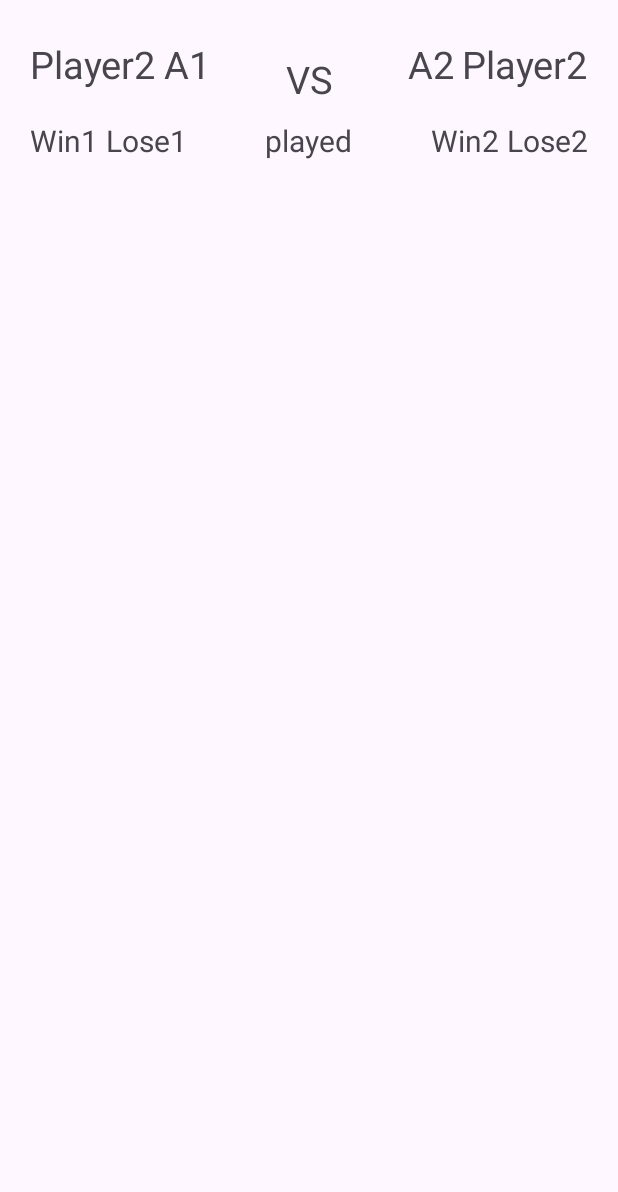
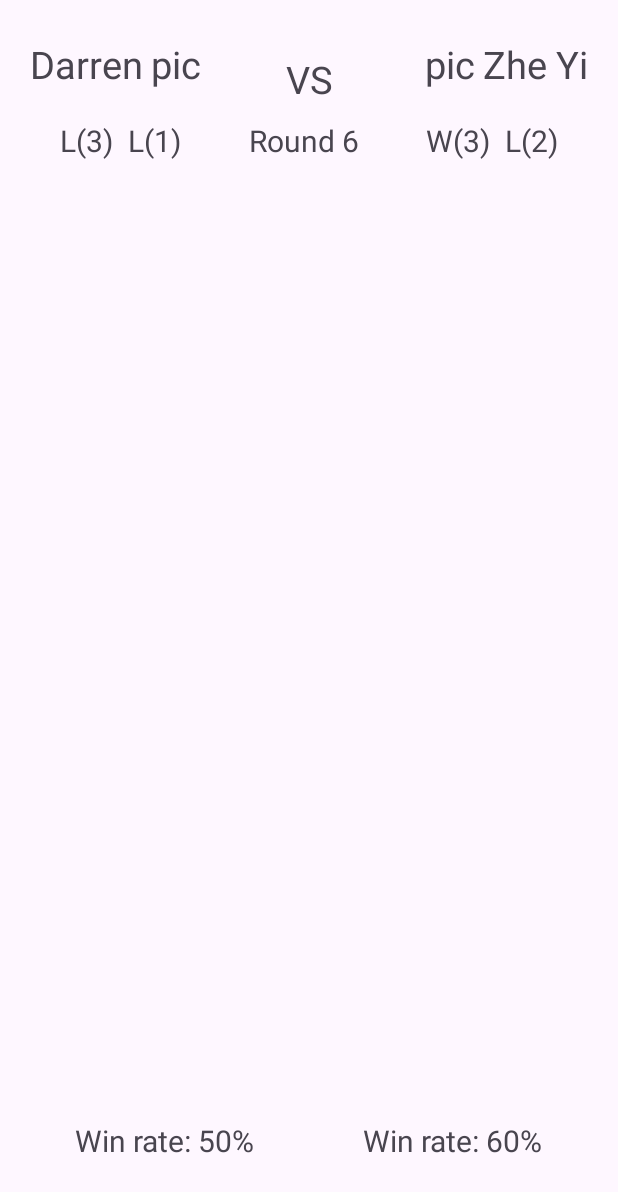
Before and after one commit to darren2581/Mad_Assignment_1, an Android app: the screen it shows after launch (MainActivity), on a phone screen of 412 x 824 dp. Shown: the top 1192 px of the screen. Run offline under Robolectric (Android 15) with nearby library versions, the phone set to English and light mode, and no system bars.

```diff
--- a/app/src/main/java/com/example/madassignment1/Statistics.kt
+++ b/app/src/main/java/com/example/madassignment1/Statistics.kt
@@ -6,6 +6,7 @@ import androidx.fragment.app.Fragment
 import android.view.LayoutInflater
 import android.view.View
 import android.view.ViewGroup
+import android.widget.TextView
 
 class Statistics : Fragment() {
 
@@ -14,6 +15,17 @@ class Statistics : Fragment() {
     }
 
     private val viewModel: StatisticsViewModel by viewModels()
+    private lateinit var player1: TextView
+    private lateinit var player2: TextView
+    private lateinit var avatar1: TextView
+    private lateinit var avatar2: TextView
+    private lateinit var win1: TextView
+    private lateinit var win2: TextView
+    private lateinit var lose1: TextView
+    private lateinit var lose2: TextView
+    private lateinit var rounds: TextView
+    private lateinit var percent1: TextView
+    private lateinit var percent2: TextView
 
     override fun onCreate(savedInstanceState: Bundle?) {
         super.onCreate(savedInstanceState)
@@ -31,5 +43,26 @@ class Statistics : Fragment() {
     override fun onViewCreated(view: View, savedInstanceState: Bundle?) {
         super.onViewCreated(view, savedInstanceState)
         // Initialize your UI elements or set up listeners here
+        player1 = view.findViewById(R.id.player1)
+        player2 = view.findViewById(R.id.player2)
+        avatar1 = view.findViewById(R.id.avatar1)
+        avatar2 = view.findViewById(R.id.avatar2)
+        win1 = view.findViewById(R.id.oneWin)
+        win2 = view.findViewById(R.id.twoWin)
+        lose1 = view.findViewById(R.id.oneWin)
+        lose2 = view.findViewById(R.id.twoLose)
+        rounds = view.findViewById(R.id.played)
+        percent1 = view.findViewById(R.id.percent1)
+        percent2 = view.findViewById(R.id.percent2)
+
+        player1.text = "Darren"
+        player2.text = "Zhe Yi"
+        avatar1.text = "pic"
+        avatar2.text = "pic"
+        win1.text = "W(2)"
+        win2.text = "W(3)"
+        lose1.text = "L(3)"
+        lose2.text = "L(2)"
+        rounds.text = "Round 6"
     }
 }
--- a/app/src/main/res/layout/fragment_statistics.xml
+++ b/app/src/main/res/layout/fragment_statistics.xml
@@ -7,28 +7,6 @@
     tools:context=".Statistics">
 
     <TextView
-        android:id="@+id/twoLose"
-        android:layout_width="wrap_content"
-        android:layout_height="wrap_content"
-        android:layout_marginTop="10dp"
-        android:layout_marginEnd="20dp"
-        android:text="Lose2"
-        android:textSize="20dp"
-        app:layout_constraintEnd_toEndOf="parent"
-        app:layout_constraintTop_toBottomOf="@+id/vs" />
-
-    <TextView
-        android:id="@+id/oneLose"
-        android:layout_width="wrap_content"
-        android:layout_height="wrap_content"
-        android:layout_marginStart="5dp"
-        android:layout_marginTop="10dp"
-        android:text="Lose1"
-        android:textSize="20dp"
-        app:layout_constraintStart_toEndOf="@+id/oneWin"
-        app:layout_constraintTop_toBottomOf="@+id/vs" />
-
-    <TextView
         android:id="@+id/played"
         android:layout_width="wrap_content"
         android:layout_height="wrap_content"
@@ -36,7 +14,6 @@
         android:text="played"
         android:textSize="20dp"
         app:layout_constraintEnd_toStartOf="@+id/twoWin"
-        app:layout_constraintHorizontal_bias="0.498"
         app:layout_constraintStart_toEndOf="@+id/oneLose"
         app:layout_constraintTop_toBottomOf="@+id/vs" />
 
@@ -44,7 +21,7 @@
         android:id="@+id/oneWin"
         android:layout_width="wrap_content"
         android:layout_height="wrap_content"
-        android:layout_marginStart="20dp"
+        android:layout_marginStart="40dp"
         android:layout_marginTop="10dp"
         android:text="Win1"
         android:textSize="20dp"
@@ -56,10 +33,32 @@
         android:layout_width="wrap_content"
         android:layout_height="wrap_content"
         android:layout_marginTop="10dp"
-        android:layout_marginEnd="5dp"
+        android:layout_marginEnd="10dp"
         android:text="Win2"
         android:textSize="20dp"
         app:layout_constraintEnd_toStartOf="@+id/twoLose"
+        app:layout_constraintTop_toBottomOf="@+id/vs" />
+
+    <TextView
+        android:id="@+id/oneLose"
+        android:layout_width="wrap_content"
+        android:layout_height="wrap_content"
+        android:layout_marginStart="10dp"
+        android:layout_marginTop="10dp"
+        android:text="L(1)"
+        android:textSize="20dp"
+        app:layout_constraintStart_toEndOf="@+id/oneWin"
+        app:layout_constraintTop_toBottomOf="@+id/vs" />
+
+    <TextView
+        android:id="@+id/twoLose"
+        android:layout_width="wrap_content"
+        android:layout_height="wrap_content"
+        android:layout_marginTop="10dp"
+        android:layout_marginEnd="40dp"
+        android:text="Lose2"
+        android:textSize="20dp"
+        app:layout_constraintEnd_toEndOf="parent"
         app:layout_constraintTop_toBottomOf="@+id/vs" />
 
     <TextView
@@ -117,4 +116,28 @@
         app:layout_constraintEnd_toStartOf="@+id/player2"
         app:layout_constraintTop_toTopOf="parent" />
 
+    <TextView
+        android:id="@+id/percent2"
+        android:layout_width="wrap_content"
+        android:layout_height="wrap_content"
+        android:layout_marginEnd="50dp"
+        android:layout_marginBottom="50dp"
+        android:text="Win rate: 60%"
+        android:textSize="20dp"
+        app:layout_constraintBottom_toBottomOf="parent"
+        app:layout_constraintEnd_toEndOf="parent" />
+
+    <TextView
+        android:id="@+id/percent1"
+        android:layout_width="wrap_content"
+        android:layout_height="wrap_content"
+        android:layout_marginStart="50dp"
+        android:layout_marginBottom="50dp"
+        android:text="Win rate: 50%"
+        android:textSize="20dp"
+        app:layout_constraintBottom_toBottomOf="parent"
+        app:layout_constraintEnd_toStartOf="@+id/percent2"
+        app:layout_constraintHorizontal_bias="0.0"
+        app:layout_constraintStart_toStartOf="parent" />
+
 </androidx.constraintlayout.widget.ConstraintLayout>
```
Also changed, not shown: app/src/main/java/com/example/madassignment1/Draw.kt (added, +59 -0 lines), app/src/main/java/com/example/madassignment1/Winner.kt (added, +59 -0 lines), app/src/main/res/layout/fragment_draw.xml (added, +20 -0 lines), app/src/main/res/layout/fragment_winner.xml (added, +21 -0 lines).
